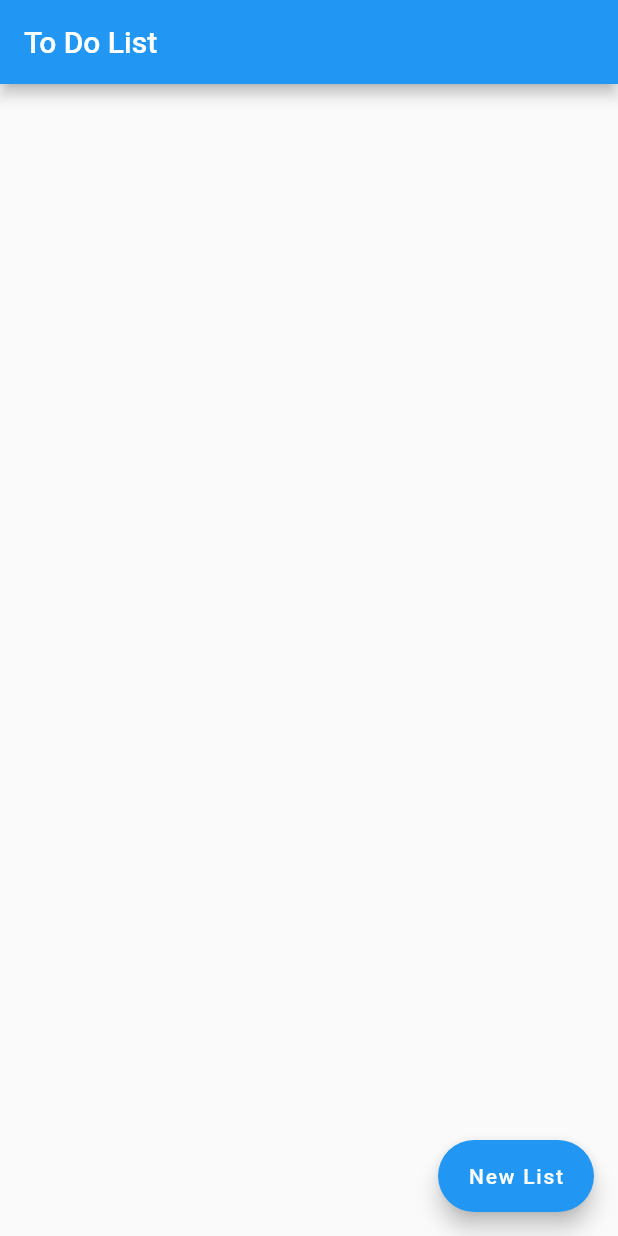
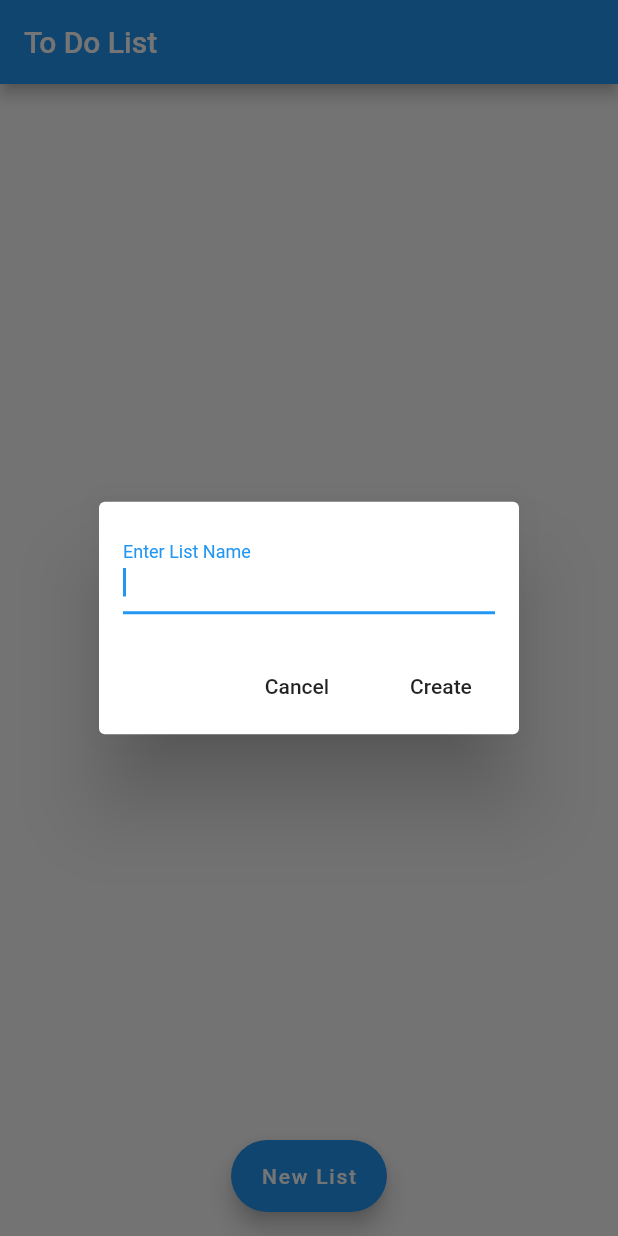
Before and after one commit to DopeMeerkat/ToDoList, a Flutter app: the screen it shows after launch, after a tap on "New List", on a phone screen of 412 x 824 dp. Run offline on Flutter 3.47's test engine with Material 2 defaults, Android fonts, the phone set to English and light mode, and no system bars.

Commit message:
Complete basic frame

```diff
--- a/to_do_list/lib/home_page.dart
+++ b/to_do_list/lib/home_page.dart
@@ -22,9 +22,11 @@ class _HomePageState extends State<HomePage> {
       body: _listBuilder(),
       floatingActionButton: FloatingActionButton.extended(
         label: Text('New List'),
-        onPressed: () {},
-
-      ), // This trailing comma makes auto-formatting nicer for build methods.
+        onPressed: () {
+          _newList();
+        },
+      ),
+      floatingActionButtonLocation: FloatingActionButtonLocation.centerFloat,
     );
   }
 
@@ -32,7 +34,7 @@ class _HomePageState extends State<HomePage> {
     return ListView.builder(
       itemCount: toDoLists.length,
       itemBuilder: (BuildContext context, int index) {
-        return Expanded(
+        return Container(
           child: FlatButton(
             child: Text(toDoLists[index].listName),
             onPressed: () {
@@ -50,4 +52,50 @@ class _HomePageState extends State<HomePage> {
       }
     );
   }
+
+  _newList() async {
+    TextEditingController controller = TextEditingController();
+    await showDialog<String>(
+      context: context,
+      builder: (BuildContext context) {
+        return AlertDialog(
+          contentPadding: const EdgeInsets.all(16.0),
+          content: Row(
+            children: <Widget>[
+              Expanded(
+                  child: TextField(
+                    controller: controller,
+                    autofocus: true,
+                    decoration: InputDecoration(
+                      labelText: 'Enter List Name',
+                    ),
+                  )),
+            ],
+          ),
+          actions: <Widget>[
+            FlatButton(
+                child: const Text('Cancel'),
+                onPressed: () {
+                  Navigator.pop(context);
+                }),
+            FlatButton(
+                child: const Text('Create'),
+                onPressed: () {
+                  Navigator.pop(context);
+                  ToDoList newList = ToDoList(controller.text);
+                  toDoLists.add(newList);
+                  Navigator.push(
+                    context,
+                    MaterialPageRoute(
+                        builder: (context) {
+                          return ListDisplay(newList);
+                        }
+                    ),
+                  );
+                })
+          ],
+        );
+      }
+    );
+  }
 }
--- a/to_do_list/lib/to_do_list.dart
+++ b/to_do_list/lib/to_do_list.dart
@@ -2,10 +2,8 @@ import 'task.dart';
 
 class ToDoList {
   String listName;
-  List<Task> tasks;
+  List<Task> tasks = List<Task>();
 
   //figure out how to create default constructor later
-  ToDoList() {
-    tasks = List<Task>();
-  }
+  ToDoList(this.listName);
 }
```
Also changed, not shown: to_do_list/lib/list_display.dart (+31 -5 lines).
